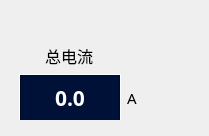
Above: CleverManagerV3/rooms/room_lcdwid.ui from ChinaClever/CleverManagerV3 before the change. Below: the same form after it.
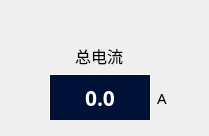
That is the form after the change.

The edit to the form file:
```diff
--- a/CleverManagerV3/rooms/room_lcdwid.ui
+++ b/CleverManagerV3/rooms/room_lcdwid.ui
@@ -39,7 +39,7 @@
     <number>0</number>
    </property>
    <property name="leftMargin">
-    <number>10</number>
+    <number>40</number>
    </property>
    <property name="topMargin">
     <number>0</number>
```
